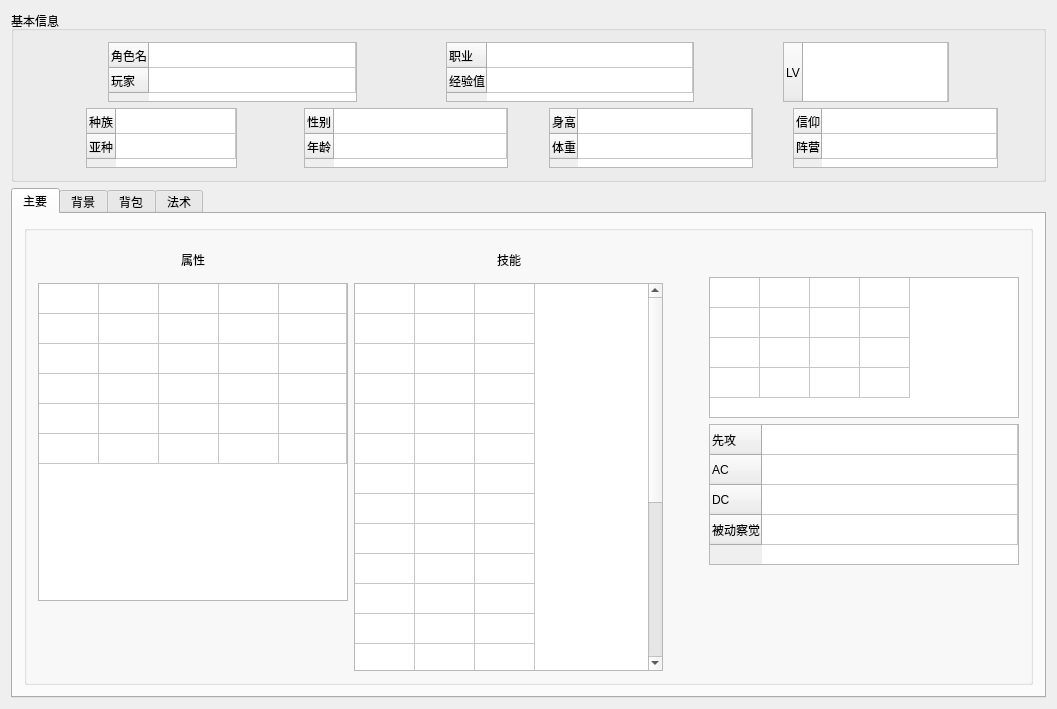
Qt form DungeonQuill/CharacterDisplay.ui (Kate723/DungeonQuill) before a commit.
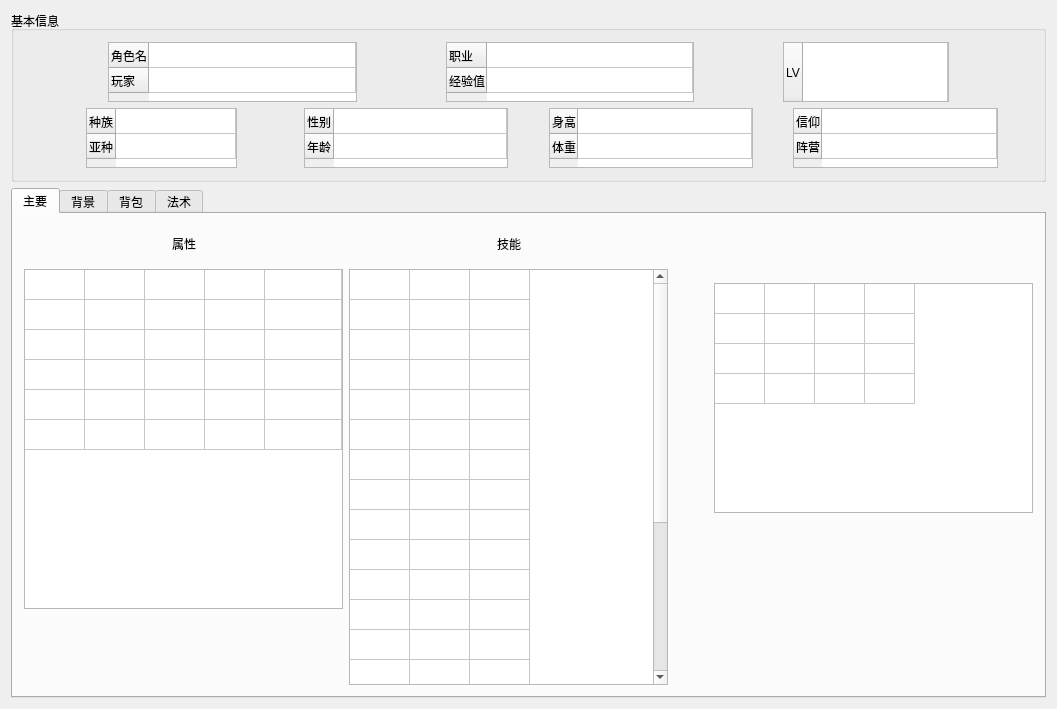
The same form after that commit. The open tabs and pages were chosen to show the change.

The edit to the form file:
```diff
--- a/DungeonQuill/CharacterDisplay.ui
+++ b/DungeonQuill/CharacterDisplay.ui
@@ -643,13 +643,7 @@
       <attribute name="title">
        <string>主要</string>
       </attribute>
-      <layout class="QHBoxLayout" name="horizontalLayout_9">
-       <item>
-        <widget class="QGroupBox" name="groupBox">
-         <property name="title">
-          <string/>
-         </property>
-         <layout class="QHBoxLayout" name="horizontalLayout_12" stretch="1,1,0,1">
+      <layout class="QHBoxLayout" name="horizontalLayout_9" stretch="1,1,0,1">
           <item>
            <layout class="QVBoxLayout" name="verticalLayout_8" stretch="1,9,2">
             <item>
@@ -900,7 +894,7 @@
            </spacer>
           </item>
           <item>
-           <layout class="QVBoxLayout" name="verticalLayout_6" stretch="1,4,4,3">
+        <layout class="QVBoxLayout" name="verticalLayout_6" stretch="1,4,3">
             <item>
              <spacer name="verticalSpacer_7">
               <property name="orientation">
@@ -947,55 +941,6 @@
               <column/>
              </widget>
             </item>
-            <item>
-             <widget class="QTableWidget" name="combatTable">
-              <property name="minimumSize">
-               <size>
-                <width>0</width>
-                <height>130</height>
-               </size>
-              </property>
-              <property name="rowCount">
-               <number>4</number>
-              </property>
-              <property name="columnCount">
-               <number>1</number>
-              </property>
-              <attribute name="horizontalHeaderVisible">
-               <bool>false</bool>
-              </attribute>
-              <attribute name="horizontalHeaderDefaultSectionSize">
-               <number>31</number>
-              </attribute>
-              <attribute name="horizontalHeaderStretchLastSection">
-               <bool>true</bool>
-              </attribute>
-              <attribute name="verticalHeaderDefaultSectionSize">
-               <number>30</number>
-              </attribute>
-              <row>
-               <property name="text">
-                <string>先攻</string>
-               </property>
-              </row>
-              <row>
-               <property name="text">
-                <string>AC</string>
-               </property>
-              </row>
-              <row>
-               <property name="text">
-                <string>DC</string>
-               </property>
-              </row>
-              <row>
-               <property name="text">
-                <string>被动察觉</string>
-               </property>
-              </row>
-              <column/>
-             </widget>
-            </item>
             <item>
              <spacer name="verticalSpacer_4">
               <property name="orientation">
@@ -1013,9 +958,6 @@
           </item>
          </layout>
         </widget>
-       </item>
-      </layout>
-     </widget>
      <widget class="QWidget" name="bgTab">
       <attribute name="title">
        <string>背景</string>
```
Left out of the diff: 45 changed lines with no effect on the pictures. Lines whose indentation alone changed are shown as unchanged.
